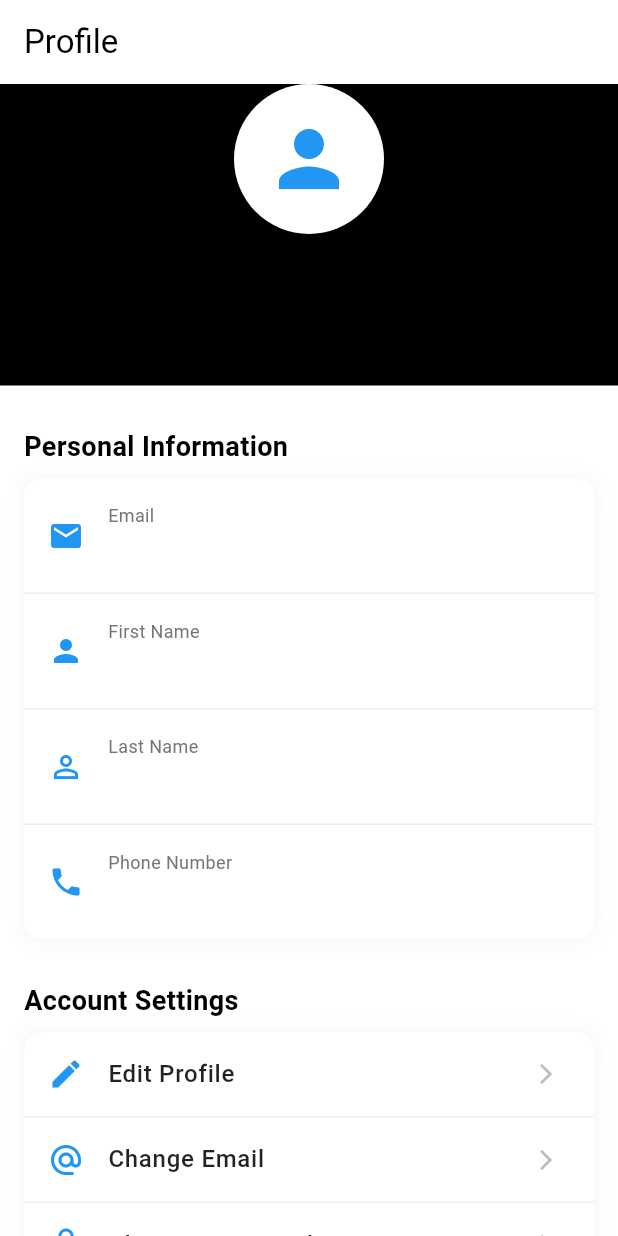
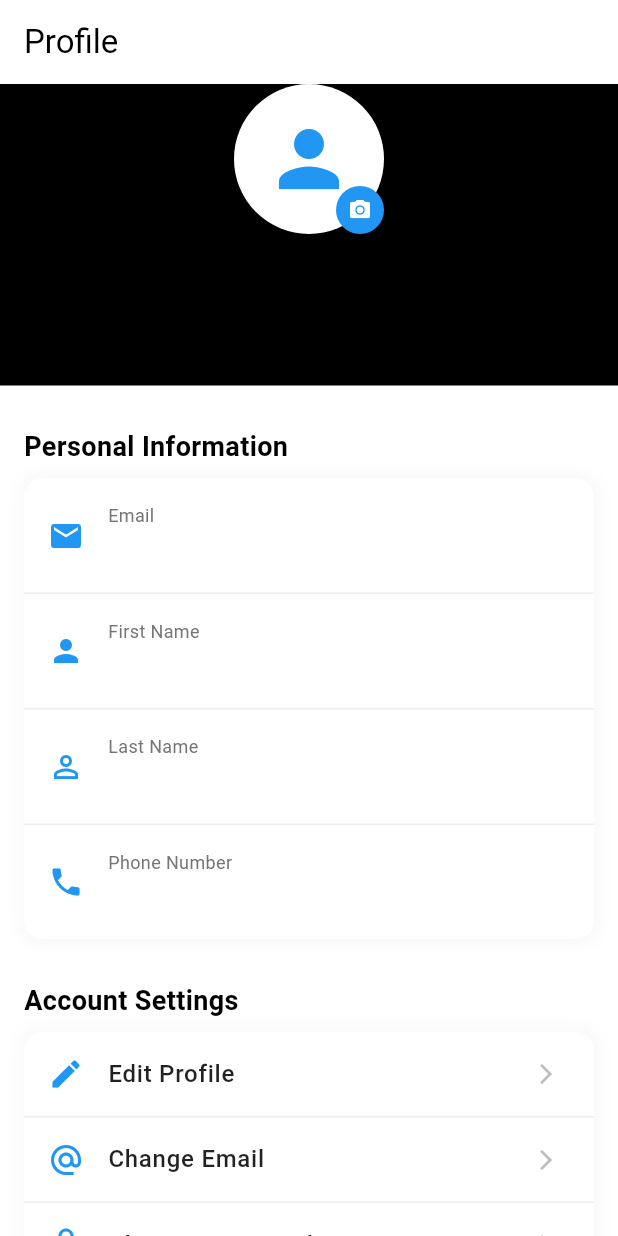
Before and after one commit to Waynenyarky/Capstone, a Flutter app: the ProfilePage screen opened directly with empty values, on a phone screen of 412 x 824 dp. Run offline on Flutter 3.47's test engine with Material 3 defaults, Android fonts, the light colour scheme and no system bars; our stand-ins replace flutter_dotenv.

Commit message:
Corrected proper error message in login and sign up and added UI in change profile

```diff
--- a/mobile/app/lib/presentation/screens/login_page.dart
+++ b/mobile/app/lib/presentation/screens/login_page.dart
@@ -394,6 +394,7 @@ class _LoginScreenState extends State<LoginScreen> {
               constraints: const BoxConstraints(maxWidth: 500),
               child: Form(
                 key: _formKey,
+                autovalidateMode: AutovalidateMode.onUserInteraction,
                 child: Column(
                   mainAxisAlignment: MainAxisAlignment.center,
                   crossAxisAlignment: CrossAxisAlignment.stretch,
--- a/mobile/app/lib/presentation/screens/profile.dart
+++ b/mobile/app/lib/presentation/screens/profile.dart
@@ -403,10 +403,28 @@ class _ProfilePageState extends State<ProfilePage> {
               padding: const EdgeInsets.only(bottom: 30),
               child: Column(
                 children: [
-                  const CircleAvatar(
-                    radius: 50,
-                    backgroundColor: Colors.white,
-                    child: Icon(Icons.person, size: 60, color: Colors.blue),
+                  Stack(
+                    alignment: Alignment.bottomRight,
+                    children: [
+                      const CircleAvatar(
+                        radius: 50,
+                        backgroundColor: Colors.white,
+                        child: Icon(Icons.person, size: 60, color: Colors.blue),
+                      ),
+                      const Positioned(
+                        right: 0,
+                        bottom: 0,
+                        child: CircleAvatar(
+                          radius: 16,
+                          backgroundColor: Colors.blue,
+                          child: Icon(
+                            Icons.camera_alt,
+                            size: 16,
+                            color: Colors.white,
+                          ),
+                        ),
+                      ),
+                    ],
                   ),
                   const SizedBox(height: 12),
                   Text(
```
Also changed, not shown: mobile/app/lib/presentation/screens/signup_page.dart (+15 -4 lines).
